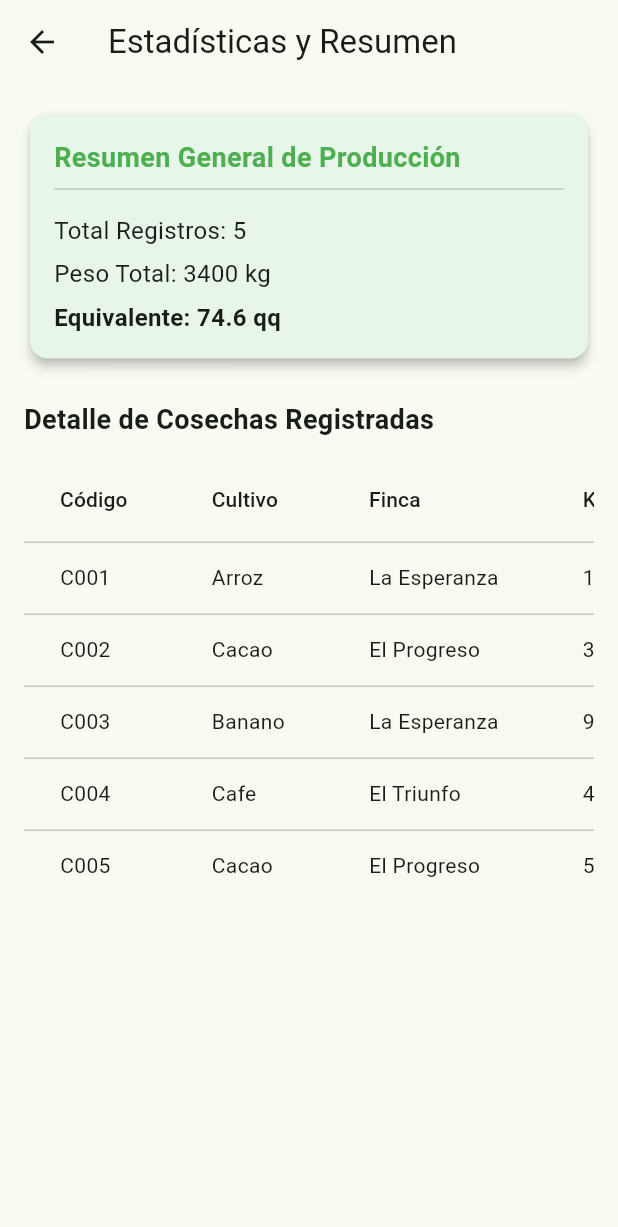
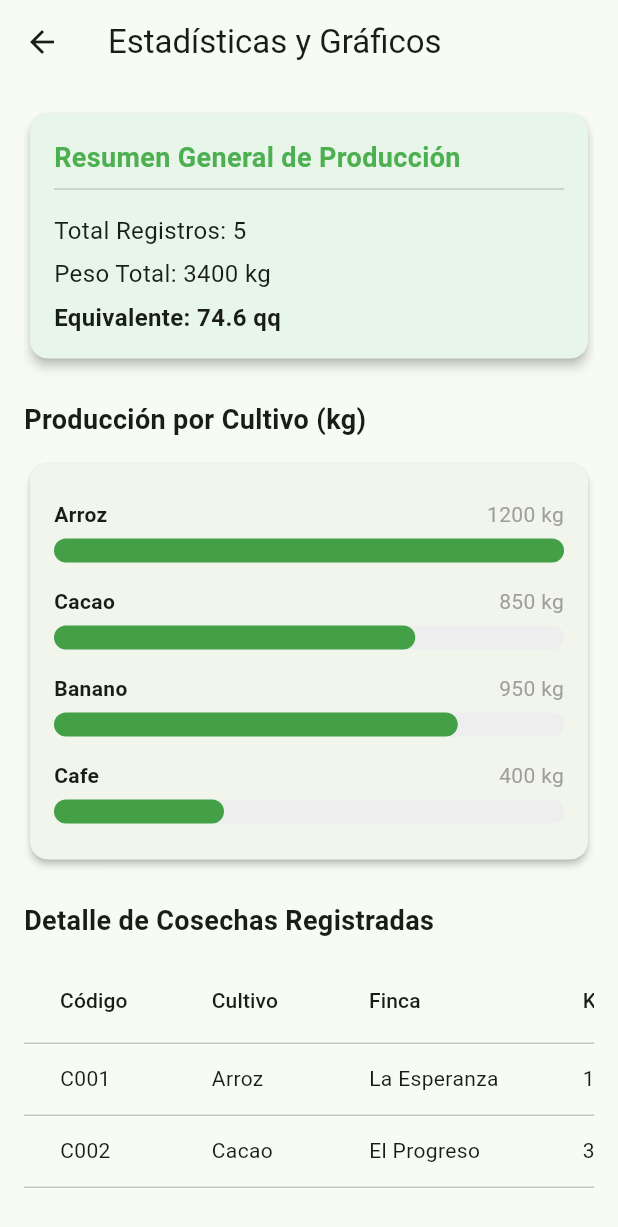
Before and after one commit to jralvarado3108/prog5-05112026-alvarado, a Flutter app: the screen it shows after launch, after a tap on the "bar chart" icon, on a phone screen of 412 x 824 dp. Shown: the top 1227 px of the screen. Run offline on Flutter 3.47's test engine with Material 3 defaults, Android fonts, the phone set to English and light mode, and no system bars.

Commit message:
cierre semana 5

```diff
--- a/cosecha_app/lib/main.dart
+++ b/cosecha_app/lib/main.dart
@@ -53,10 +53,10 @@ class _ListaCosechasState extends State<ListaCosechas> {
 
   @override
   Widget build(BuildContext context) {
-    final total = _cosechas.fold<double>(0, (s, c) => s + c.kilogramos);
+    //final total = _cosechas.fold<double>(0, (s, c) => s + c.kilogramos);
     return Scaffold(
       appBar: AppBar(
-      title: Text('Cosechas: ${total.toStringAsFixed(0)} kg'),
+      title: Text('Cosechas'),
       actions: [
         // Botón en el AppBar para ir a estadísticas
         IconButton(
--- a/cosecha_app/lib/screens/estadistica_cosecha.dart
+++ b/cosecha_app/lib/screens/estadistica_cosecha.dart
@@ -1,4 +1,3 @@
-// lib/screens/estadisticas_cosecha.dart
 import 'package:flutter/material.dart';
 import '../models/cosecha.dart';
 
@@ -9,13 +8,25 @@ class EstadisticasCosecha extends StatelessWidget {
 
   @override
   Widget build(BuildContext context) {
-    // Calculamos totales generales
+    // 1. Cálculos generales
     final totalKg = cosechas.fold<double>(0, (s, c) => s + c.kilogramos);
     final totalQq = cosechas.fold<double>(0, (s, c) => s + c.quintales);
 
+    // 2. Agrupar kilogramos por tipo de cultivo para el gráfico
+    final Map<String, double> cultivoKgMap = {};
+    for (var c in cosechas) {
+      cultivoKgMap.update(c.cultivo, (value) => value + c.kilogramos, ifAbsent: () => c.kilogramos);
+    }
+
+    // Encontrar el valor máximo para calcular las proporciones de las barras
+    double maxKg = 1.0;
+    if (cultivoKgMap.isNotEmpty) {
+      maxKg = cultivoKgMap.values.reduce((a, b) => a > b ? a : b);
+    }
+
     return Scaffold(
       appBar: AppBar(
-        title: const Text('Estadísticas y Resumen'),
+        title: const Text('Estadísticas y Gráficos'),
       ),
       body: Padding(
         padding: const EdgeInsets.all(16.0),
@@ -46,13 +57,75 @@ class EstadisticasCosecha extends StatelessWidget {
               ),
             ),
             const SizedBox(height: 24),
+
+            // Sección del Gráfico Estadístico de Barras (Nativo)
+            const Text(
+              'Producción por Cultivo (kg)',
+              style: TextStyle(fontSize: 18, fontWeight: FontWeight.bold),
+            ),
+            const SizedBox(height: 12),
+            Card(
+              elevation: 2,
+              child: Padding(
+                padding: const EdgeInsets.all(16.0),
+                child: Column(
+                  children: cultivoKgMap.entries.map((entry) {
+                    final cultivo = entry.key;
+                    final kg = entry.value;
+                    // Proporción de la barra (0.1 a 1.0)
+                    final proporcion = kg / maxKg;
+
+                    return Padding(
+                      padding: const EdgeInsets.symmetric(vertical: 8.0),
+                      child: Column(
+                        crossAxisAlignment: CrossAxisAlignment.start,
+                        children: [
+                          Row(
+                            mainAxisAlignment: MainAxisAlignment.spaceBetween,
+                            children: [
+                              Text(cultivo, style: const TextStyle(fontWeight: FontWeight.bold)),
+                              Text('${kg.toStringAsFixed(0)} kg', style: const TextStyle(color: Colors.grey)),
+                            ],
+                          ),
+                          const SizedBox(height: 6),
+                          // Barra de progreso visual personalizada
+                          Stack(
+                            children: [
+                              Container(
+                                height: 16,
+                                width: double.infinity,
+                                decoration: BoxDecoration(
+                                  color: Colors.grey.shade200,
+                                  borderRadius: BorderRadius.circular(8),
+                                ),
+                              ),
+                              FractionallySizedBox(
+                                widthFactor: proporcion.clamp(0.05, 1.0),
+                                child: Container(
+                                  height: 16,
+                                  decoration: BoxDecoration(
+                                    color: Colors.green.shade600,
+                                    borderRadius: BorderRadius.circular(8),
+                                  ),
+                                ),
+                              ),
+                            ],
+                          ),
+                        ],
+                      ),
+                    );
+                  }).toList(),
+                ),
+              ),
+            ),
+            const SizedBox(height: 24),
+
+            // Sección de la Tabla de Datos
             const Text(
               'Detalle de Cosechas Registradas',
               style: TextStyle(fontSize: 18, fontWeight: FontWeight.bold),
             ),
             const SizedBox(height: 12),
-
-            // Tabla de datos (DataTable)
             SingleChildScrollView(
               scrollDirection: Axis.horizontal,
               child: DataTable(
```
